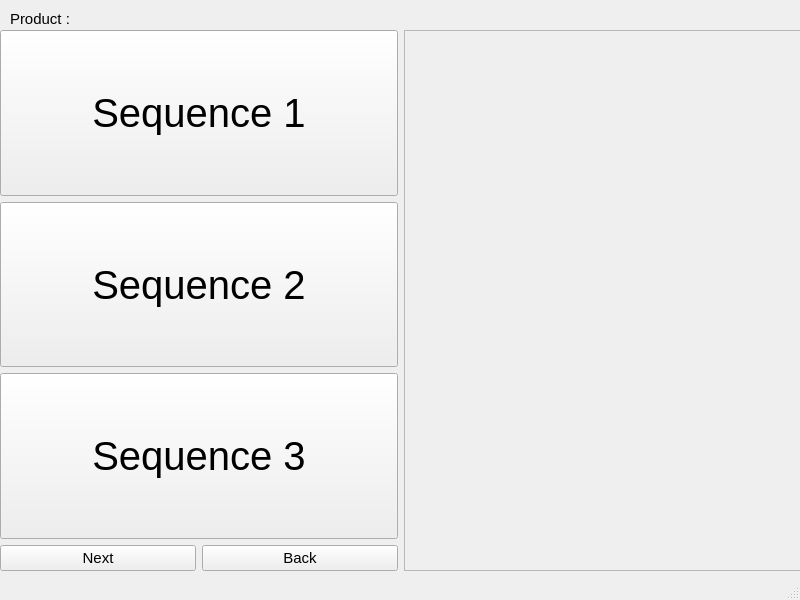
mokzhizhuan/GreyForm_UIs, file Greyform/Python_Application/UI_Design/mainframe.ui: the form before one commit.
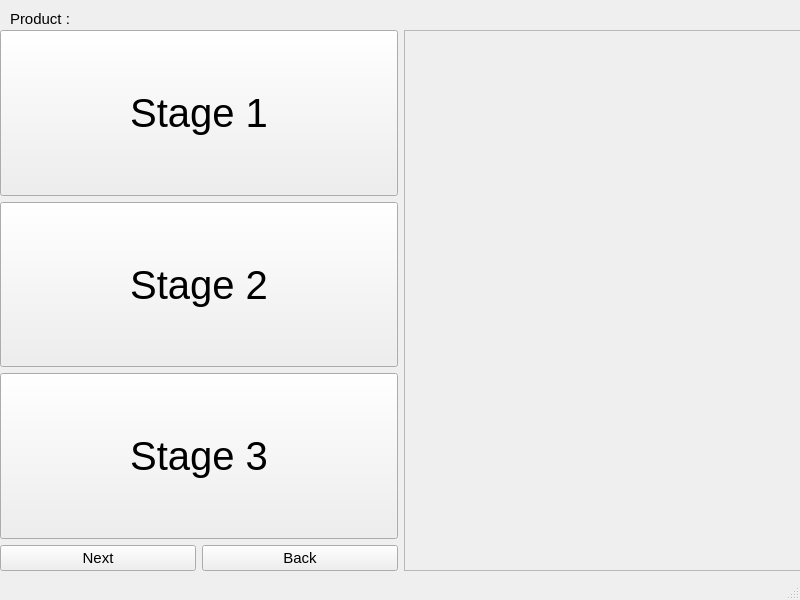
The form after the commit. The open tabs and pages were chosen to show the change.

```diff
--- a/Greyform/Python_Application/UI_Design/mainframe.ui
+++ b/Greyform/Python_Application/UI_Design/mainframe.ui
@@ -232,7 +232,7 @@
               </font>
              </property>
              <property name="text">
-              <string>Sequence 1</string>
+              <string>Stage 1</string>
              </property>
             </widget>
            </item>
@@ -250,7 +250,7 @@
               </font>
              </property>
              <property name="text">
-              <string>Sequence 2</string>
+              <string>Stage 2</string>
              </property>
             </widget>
            </item>
@@ -268,7 +268,7 @@
               </font>
              </property>
              <property name="text">
-              <string>Sequence 3</string>
+              <string>Stage 3</string>
              </property>
             </widget>
            </item>
```
